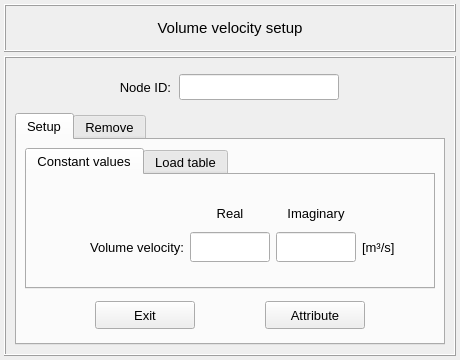
Old version of the form pulse/interface/data/ui_files/model/setup/acoustic/volume_velocity_input.ui in the repository open-pulse/OpenPulse.
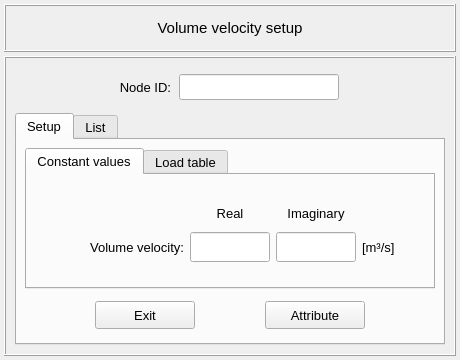
New version of the form.

Diff of the .ui file:
```diff
--- a/pulse/interface/data/ui_files/model/setup/acoustic/volume_velocity_input.ui
+++ b/pulse/interface/data/ui_files/model/setup/acoustic/volume_velocity_input.ui
@@ -802,7 +802,7 @@
         </widget>
         <widget class="QWidget" name="tab_remove">
          <attribute name="title">
-          <string>Remove</string>
+          <string>List</string>
          </attribute>
          <layout class="QGridLayout" name="gridLayout_9">
           <property name="leftMargin">
```
